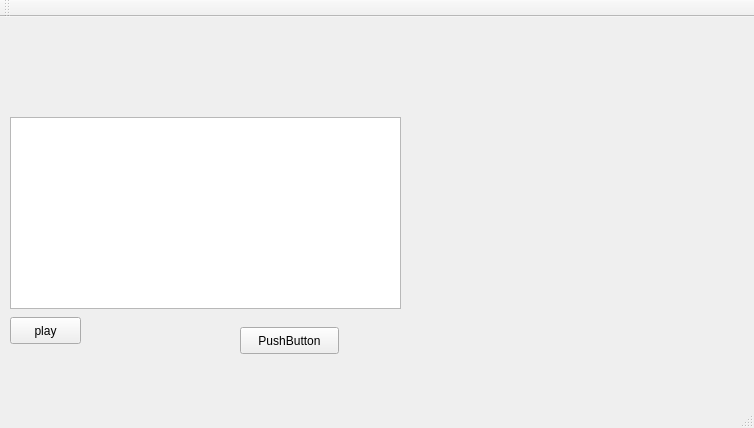
buggiZhuk/MoosiChooser, file mainwindow.ui: the form before one commit.
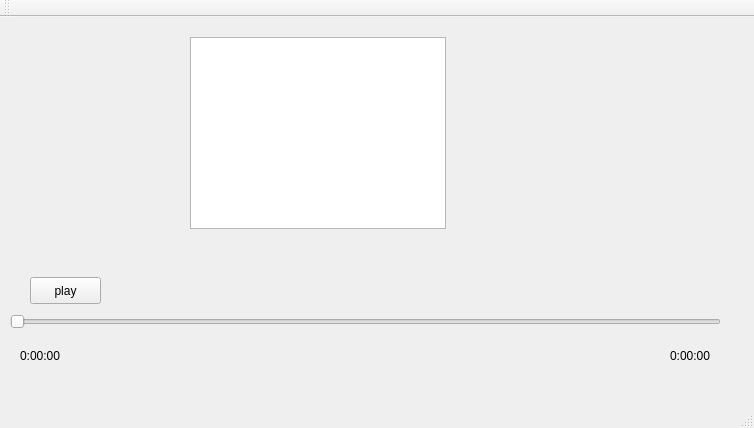
The form after the commit. Custom widgets are drawn as their Qt base class.

What changed in the file:
```diff
--- a/mainwindow.ui
+++ b/mainwindow.ui
@@ -14,21 +14,11 @@
    <string>MainWindow</string>
   </property>
   <widget class="QWidget" name="centralWidget">
-   <widget class="QListView" name="listView">
-    <property name="geometry">
-     <rect>
-      <x>10</x>
-      <y>100</y>
-      <width>391</width>
-      <height>192</height>
-     </rect>
-    </property>
-   </widget>
    <widget class="QPushButton" name="pushButton">
     <property name="geometry">
      <rect>
-      <x>10</x>
-      <y>300</y>
+      <x>30</x>
+      <y>260</y>
       <width>71</width>
       <height>27</height>
      </rect>
@@ -37,17 +27,53 @@
      <string>play</string>
     </property>
    </widget>
-   <widget class="QPushButton" name="pushButton_2">
+   <widget class="QSlider" name="horizontalSlider">
     <property name="geometry">
      <rect>
-      <x>240</x>
-      <y>310</y>
-      <width>99</width>
-      <height>27</height>
+      <x>10</x>
+      <y>290</y>
+      <width>711</width>
+      <height>29</height>
      </rect>
     </property>
+    <property name="orientation">
+     <enum>Qt::Horizontal</enum>
+    </property>
+   </widget>
+   <widget class="QLabel" name="label">
+    <property name="geometry">
+     <rect>
+      <x>670</x>
+      <y>330</y>
+      <width>67</width>
+      <height>17</height>
+     </rect>
+    </property>
     <property name="text">
-     <string>PushButton</string>
+     <string>0:00:00</string>
+    </property>
+   </widget>
+   <widget class="QLabel" name="label_2">
+    <property name="geometry">
+     <rect>
+      <x>20</x>
+      <y>330</y>
+      <width>67</width>
+      <height>17</height>
+     </rect>
+    </property>
+    <property name="text">
+     <string>0:00:00</string>
+    </property>
+   </widget>
+   <widget class="FileList" name="listWidget">
+    <property name="geometry">
+     <rect>
+      <x>190</x>
+      <y>20</y>
+      <width>256</width>
+      <height>192</height>
+     </rect>
     </property>
    </widget>
   </widget>
@@ -72,6 +98,13 @@
   <widget class="QStatusBar" name="statusBar"/>
  </widget>
  <layoutdefault spacing="6" margin="11"/>
+ <customwidgets>
+  <customwidget>
+   <class>FileList</class>
+   <extends>QListWidget</extends>
+   <header>UI/filelist.h</header>
+  </customwidget>
+ </customwidgets>
  <resources/>
  <connections/>
 </ui>
```
